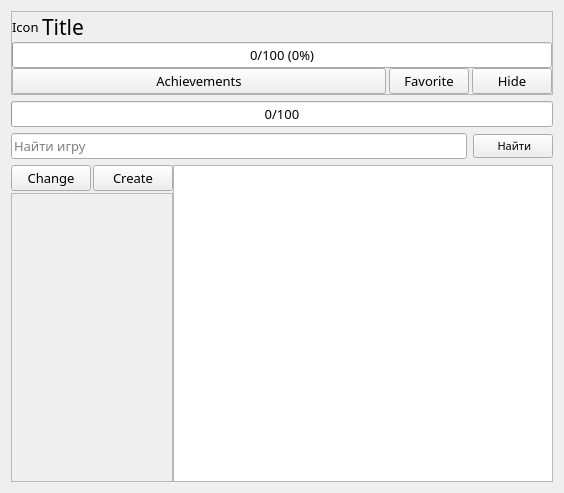
The window that AraSteamManager/subform/formgames.ui (Arankir/AraSteamManager) describes before a commit, drawn with Qt 5.
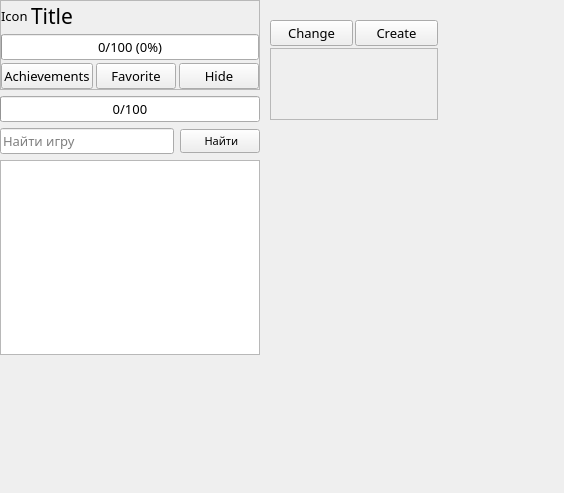
The same window after the commit.

What changed in the file:
```diff
--- a/AraSteamManager/subform/formgames.ui
+++ b/AraSteamManager/subform/formgames.ui
@@ -19,7 +19,84 @@
   <property name="windowTitle">
    <string>SteamAchievementsStatistic</string>
   </property>
-  <layout class="QVBoxLayout" name="verticalLayout_2">
+  <widget class="QFrame" name="FrameGroup">
+   <property name="geometry">
+    <rect>
+     <x>270</x>
+     <y>20</y>
+     <width>168</width>
+     <height>100</height>
+    </rect>
+   </property>
+   <layout class="QVBoxLayout" name="verticalLayout">
+    <property name="spacing">
+     <number>2</number>
+    </property>
+    <property name="leftMargin">
+     <number>0</number>
+    </property>
+    <property name="topMargin">
+     <number>0</number>
+    </property>
+    <property name="rightMargin">
+     <number>0</number>
+    </property>
+    <property name="bottomMargin">
+     <number>0</number>
+    </property>
+    <item>
+     <layout class="QHBoxLayout" name="horizontalLayout_4">
+      <item>
+       <widget class="QPushButton" name="ButtonChangeGroup">
+        <property name="text">
+         <string>Change</string>
+        </property>
+       </widget>
+      </item>
+      <item>
+       <widget class="QPushButton" name="ButtonCreateGroup">
+        <property name="text">
+         <string>Create</string>
+        </property>
+       </widget>
+      </item>
+     </layout>
+    </item>
+    <item>
+     <widget class="QScrollArea" name="ScrollAreaGroup">
+      <property name="sizePolicy">
+       <sizepolicy hsizetype="Minimum" vsizetype="Expanding">
+        <horstretch>0</horstretch>
+        <verstretch>0</verstretch>
+       </sizepolicy>
+      </property>
+      <property name="widgetResizable">
+       <bool>true</bool>
+      </property>
+      <widget class="QWidget" name="scrollAreaWidgetContents_2">
+       <property name="geometry">
+        <rect>
+         <x>0</x>
+         <y>0</y>
+         <width>166</width>
+         <height>68</height>
+        </rect>
+       </property>
+      </widget>
+     </widget>
+    </item>
+   </layout>
+  </widget>
+  <widget class="QWidget" name="">
+   <property name="geometry">
+    <rect>
+     <x>0</x>
+     <y>0</y>
+     <width>260</width>
+     <height>355</height>
+    </rect>
+   </property>
+   <layout class="QVBoxLayout" name="mainLayout">
    <item>
     <widget class="QFrame" name="FrameGame">
      <property name="frameShape">
@@ -30,7 +107,7 @@
      </property>
      <layout class="QVBoxLayout" name="verticalLayout_3">
       <property name="spacing">
-       <number>0</number>
+        <number>3</number>
       </property>
       <property name="leftMargin">
        <number>0</number>
@@ -170,73 +247,6 @@
     </layout>
    </item>
    <item>
-    <layout class="QHBoxLayout" name="horizontalLayout_5">
-     <property name="spacing">
-      <number>0</number>
-     </property>
-     <item>
-      <widget class="QFrame" name="FrameGroup">
-       <layout class="QVBoxLayout" name="verticalLayout">
-        <property name="spacing">
-         <number>2</number>
-        </property>
-        <property name="leftMargin">
-         <number>0</number>
-        </property>
-        <property name="topMargin">
-         <number>0</number>
-        </property>
-        <property name="rightMargin">
-         <number>0</number>
-        </property>
-        <property name="bottomMargin">
-         <number>0</number>
-        </property>
-        <item>
-         <layout class="QHBoxLayout" name="horizontalLayout_4">
-          <item>
-           <widget class="QPushButton" name="ButtonChangeGroup">
-            <property name="text">
-             <string>Change</string>
-            </property>
-           </widget>
-          </item>
-          <item>
-           <widget class="QPushButton" name="ButtonCreateGroup">
-            <property name="text">
-             <string>Create</string>
-            </property>
-           </widget>
-          </item>
-         </layout>
-        </item>
-        <item>
-         <widget class="QScrollArea" name="ScrollAreaGroup">
-          <property name="sizePolicy">
-           <sizepolicy hsizetype="Minimum" vsizetype="Expanding">
-            <horstretch>0</horstretch>
-            <verstretch>0</verstretch>
-           </sizepolicy>
-          </property>
-          <property name="widgetResizable">
-           <bool>true</bool>
-          </property>
-          <widget class="QWidget" name="scrollAreaWidgetContents_2">
-           <property name="geometry">
-            <rect>
-             <x>0</x>
-             <y>0</y>
-             <width>166</width>
-             <height>286</height>
-            </rect>
-           </property>
-          </widget>
-         </widget>
-        </item>
-       </layout>
-      </widget>
-     </item>
-     <item>
       <widget class="QTableWidget" name="TableWidgetGames">
        <property name="selectionBehavior">
         <enum>QAbstractItemView::SelectRows</enum>
@@ -250,8 +260,7 @@
       </widget>
      </item>
     </layout>
-   </item>
-  </layout>
+  </widget>
  </widget>
  <tabstops>
   <tabstop>LineEditGame</tabstop>
```
Lines whose indentation alone changed are shown as unchanged.
